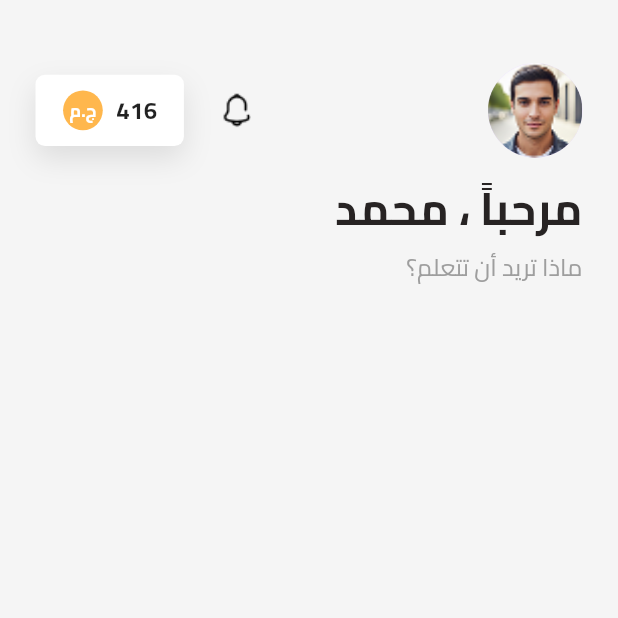
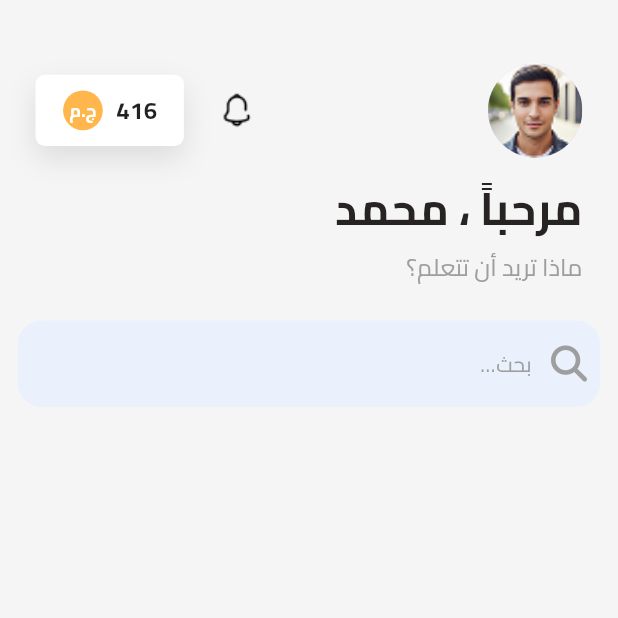
Before and after one commit to Mohamed1Hamada/Bengo-app, a Flutter app: the HomeView screen opened by its route, on a phone screen of 412 x 824 dp, the top half of it. Run offline on Flutter 3.47's test engine with Material 3 defaults, Android fonts, the phone set to English and light mode, and no system bars; our stand-ins replace flutter_screenutil, font_awesome_flutter, go_router.

Commit message:
home search field done

```diff
--- a/lib/Features/Auth/presentation/views/widgets/custom_auth_button.dart
+++ b/lib/Features/Auth/presentation/views/widgets/custom_auth_button.dart
@@ -9,7 +9,7 @@ class CustomAuthButton extends StatelessWidget {
 
   @override
   Widget build(BuildContext context) {
-    return Container(
+    return SizedBox(
       width: double.infinity,
       height: 100.h,
       child: ElevatedButton(
--- a/lib/Features/Home/presentation/views/widgets/home_search_field.dart
+++ b/lib/Features/Home/presentation/views/widgets/home_search_field.dart
@@ -1,5 +1,7 @@
+import 'package:bengo_app/core/utlis/styles.dart';
 import 'package:flutter/material.dart';
 import 'package:flutter_screenutil/flutter_screenutil.dart';
+import 'package:font_awesome_flutter/font_awesome_flutter.dart';
 
 class HomeSearchField extends StatelessWidget {
   const HomeSearchField({super.key});
@@ -8,17 +10,39 @@ class HomeSearchField extends StatelessWidget {
   Widget build(BuildContext context) {
     return Container(
       decoration: BoxDecoration(
-        color: const Color(0xFFF3F5F7), // رمادي فاتح جداً
-        borderRadius: BorderRadius.circular(15.r),
+        color: const Color.fromARGB(255, 235, 240, 253), // اللون اللي اخترته ممتاز
+        borderRadius: BorderRadius.circular(30.r),
       ),
       child: TextField(
-        textAlign: TextAlign.right,
+        textAlign: TextAlign.right, // الكتابة من اليمين للشمال
+        cursorColor: Colors.grey,
         decoration: InputDecoration(
-          hintText: "بحث...",
-          hintStyle: TextStyle(color: Colors.grey, fontSize: 14.sp, fontFamily: 'Cairo'),
-          prefixIcon: const Icon(Icons.search, color: Colors.grey),
+          hintText: " ...بحث",
+          hintStyle: Styles.textStyle14.copyWith(
+            color: const Color(0xFF9E9E9E),
+            fontFamily: 'Cairo',
+          ),
+          // تحسين وضع الأيقونة
+          suffixIcon: Padding(
+            padding: EdgeInsets.symmetric(
+              horizontal: 15.w,
+            ), // مسافة الأيقونة من الطرف
+            child: FaIcon(
+              FontAwesomeIcons.magnifyingGlass,
+              color: const Color(0xFF9E9E9E),
+              size: 24,
+            ),
+          ),
+          suffixIconConstraints: BoxConstraints(
+            minWidth: 40.w,
+            minHeight: 40.h,
+          ),
           border: InputBorder.none,
-          contentPadding: EdgeInsets.symmetric(vertical: 15.h, horizontal: 20.w),
+          // تظبيط الـ Padding الداخلي عشان الكلام يكون في النص بالظبط
+          contentPadding: EdgeInsets.symmetric(
+            vertical: 32.h, // زودنا الارتفاع شوية عشان الراحة البصرية
+            horizontal: 20.w,
+          ),
         ),
       ),
     );
--- a/lib/Features/Home/presentation/views/widgets/home_view_body.dart
+++ b/lib/Features/Home/presentation/views/widgets/home_view_body.dart
@@ -1,4 +1,5 @@
 import 'package:bengo_app/Features/Home/presentation/views/widgets/custom_home_header.dart';
+import 'package:bengo_app/Features/Home/presentation/views/widgets/home_search_field.dart';
 import 'package:flutter/material.dart';
 import 'package:flutter_screenutil/flutter_screenutil.dart';
 
@@ -15,7 +16,7 @@ class HomeViewBody extends StatelessWidget {
             SizedBox(height: 20.h),
             const CustomHomeHeader(),
             SizedBox(height: 25.h),
-            // const HomeSearchField(),
+            const HomeSearchField(),
             //  SizedBox(height: 25.h),
             // const PromoBanner(),
             // SizedBox(height: 30.h),
--- a/pubspec.yaml
+++ b/pubspec.yaml
@@ -36,6 +36,7 @@ dependencies:
   cupertino_icons: ^1.0.8
   go_router: ^17.2.3
   flutter_screenutil: ^5.9.3
+  font_awesome_flutter: ^11.0.0
 
 dev_dependencies:
   flutter_test:
```
Also changed, not shown: assets/images/search.png (added), pubspec.lock.
